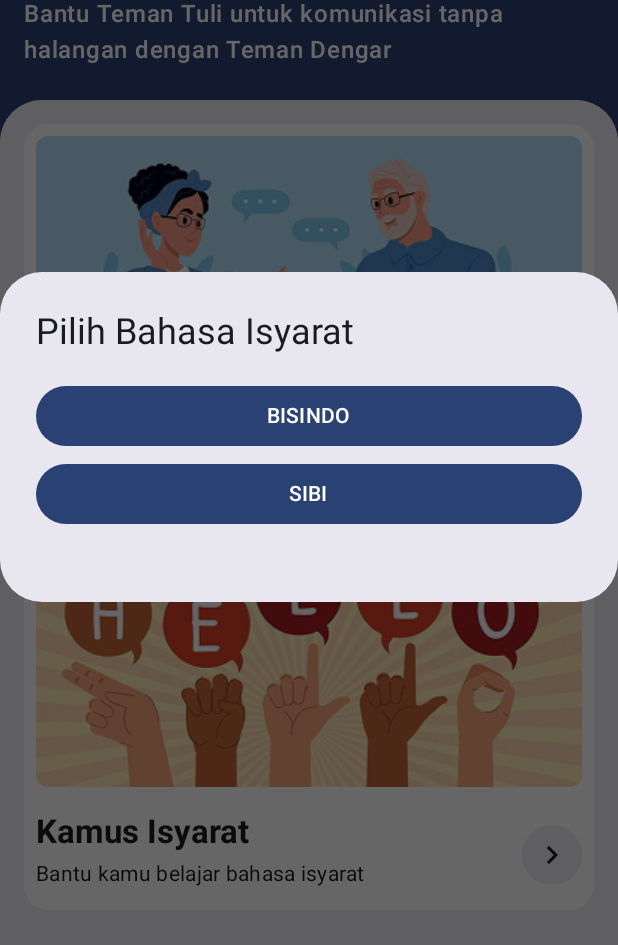
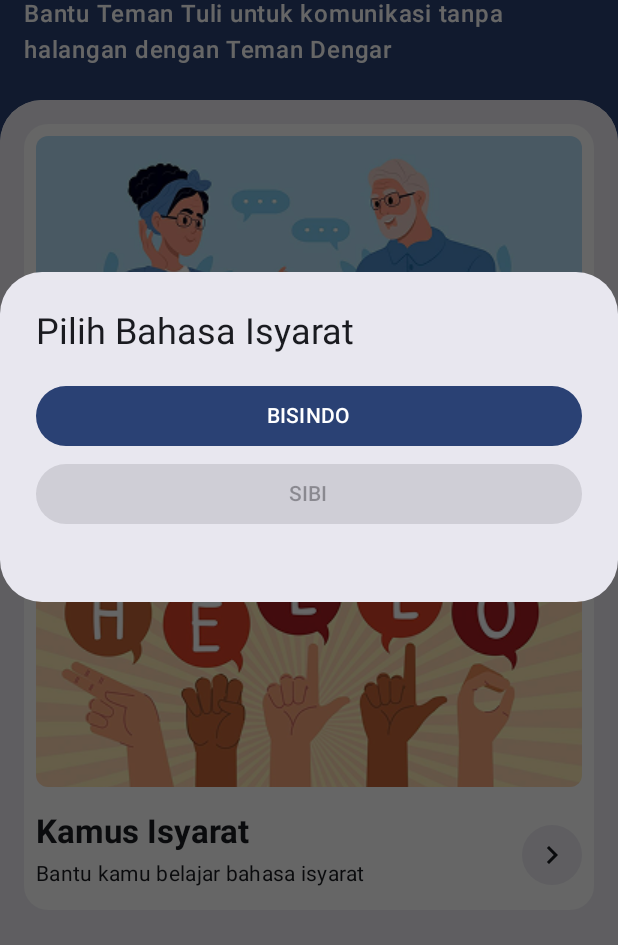
Before and after one commit to yosmisyael/icara, an Android app built with Jetpack Compose: the HomeScreen screen opened through its navigation route, after a tap on "Teman Komunikasi", on a phone screen of 412 x 824 dp, the part 181-1126 px from its top. Run offline under Robolectric (Android 15) with nearby library versions, the light colour scheme and no system bars.

Commit message:
feat: implement system dev info alert

```diff
--- a/app/src/main/java/com/example/icara/ui/components/SelectionDialog.kt
+++ b/app/src/main/java/com/example/icara/ui/components/SelectionDialog.kt
@@ -5,19 +5,25 @@ import androidx.compose.foundation.layout.Column
 import androidx.compose.foundation.layout.fillMaxWidth
 import androidx.compose.material3.AlertDialog
 import androidx.compose.material3.Button
+import androidx.compose.material3.ButtonDefaults
 import androidx.compose.material3.MaterialTheme
 import androidx.compose.material3.Text
 import androidx.compose.runtime.Composable
 import androidx.compose.ui.Modifier
-import androidx.compose.ui.tooling.preview.Preview
 import androidx.compose.ui.unit.dp
+
+
+sealed class DialogOption(val lang: String) {
+    data class Disabled(val opt: String) : DialogOption(opt)
+    data class Enabled(val opt: String) : DialogOption(opt)
+}
 
 @Composable
 fun SelectionDialog(
     onDismissRequest: () -> Unit,
-    onOptionSelected: (String) -> Unit,
+    onAction: (DialogOption) -> Unit,
     title: String,
-    options: List<String>
+    options: List<DialogOption>
 ) {
     AlertDialog(
         onDismissRequest = onDismissRequest,
@@ -31,29 +37,34 @@ fun SelectionDialog(
             Column (
                 verticalArrangement = Arrangement.spacedBy(4.dp)
             ) {
-                options.forEach { optionText ->
-                    Button(
-                        onClick = { onOptionSelected(optionText) },
-                        modifier = Modifier.fillMaxWidth()
-                    ) {
-                        Text(text = optionText)
+                options.forEach { option ->
+                    when (option) {
+                        is DialogOption.Enabled -> {
+                            Button(
+                                onClick = { onAction(option) },
+                                modifier = Modifier.fillMaxWidth(),
+                            ) {
+                                Text(text = option.lang)
+                            }
+                        }
+
+                        is DialogOption.Disabled -> {
+                            Button(
+                                onClick = { onAction(option) },
+                                modifier = Modifier.fillMaxWidth(),
+                                colors = ButtonDefaults.buttonColors(
+                                    containerColor = MaterialTheme.colorScheme.onSurface.copy(alpha = 0.12f),
+                                    contentColor = MaterialTheme.colorScheme.onSurface.copy(alpha = 0.38f)
+                                )
+                            ) {
+                                Text(text = option.lang)
+                            }
+                        }
                     }
                 }
             }
         },
-        // We don't need the default confirm/dismiss buttons for this design
         confirmButton = {},
         dismissButton = {}
     )
 }
-
-@Preview
-@Composable
-fun SelectionDialogPreview() {
-    SelectionDialog(
-        title = "Pilih Bahasa Isyarat",
-        options = listOf("BISINDO", "SIBI"),
-        onDismissRequest = {},
-        onOptionSelected = {},
-    )
-}
--- a/app/src/main/java/com/example/icara/ui/screens/home/HomeScreen.kt
+++ b/app/src/main/java/com/example/icara/ui/screens/home/HomeScreen.kt
@@ -18,7 +18,6 @@ import androidx.compose.ui.graphics.Color
 import androidx.compose.ui.layout.ContentScale
 import androidx.compose.ui.res.painterResource
 import androidx.compose.ui.text.font.FontWeight
-import androidx.compose.ui.tooling.preview.Preview
 import androidx.compose.ui.unit.dp
 import com.example.icara.R
 import androidx.compose.foundation.shape.CircleShape
@@ -31,6 +30,8 @@ import com.example.icara.ui.components.SelectionDialog
 import com.example.icara.viewmodels.HomeViewModel
 import androidx.compose.runtime.getValue
 import androidx.navigation.NavController
+import com.example.icara.ui.components.DialogOption
+import com.example.icara.ui.components.UnderDevelopmentDialog
 
 @Composable
 fun HomeScreen(
@@ -38,7 +39,8 @@ fun HomeScreen(
     viewModel: HomeViewModel = viewModel()
 ) {
     // Collect state from the ViewModel
-    val showDialog by viewModel.showLangDialog.collectAsState()
+    val showDialog by viewModel.showLangOptDialog.collectAsState()
+    val showSysDevDialog by viewModel.showSysDevDialog.collectAsState()
 
     // Listen for navigation events
     LaunchedEffect(Unit) {
@@ -50,18 +52,22 @@ fun HomeScreen(
     // Call the UI composable, passing state down and events up
     HomeScreenContent(
         showDialog = showDialog,
-        onNavigateTalk = { viewModel.onDialogTrigger() },
-        onDismissDialog = { viewModel.onDialogDismiss() },
-        onSelectDialogOpt = { viewModel.onLangSelected(it) },
-        onNavigateDictionary = { navController.navigate("dictionary") }
+        showSysDevDialog = showSysDevDialog,
+        onNavigateTalk = { viewModel.onClickLangOptDialog() },
+        onLangOptDialogDismiss = { viewModel.onDismissLangOptDialog() },
+        onSelectDialogOpt = { viewModel.onClickLangOpt(it) },
+        onNavigateDictionary = { navController.navigate("dictionary") },
+        onDismissSysDevDialog = { viewModel.onDismissSysDevDialog() }
     )
 }
 
 @Composable
 fun HomeScreenContent(
     showDialog: Boolean,
-    onDismissDialog: () -> Unit,
-    onSelectDialogOpt: (String) -> Unit,
+    showSysDevDialog: Boolean,
+    onDismissSysDevDialog: () -> Unit,
+    onLangOptDialogDismiss: () -> Unit,
+    onSelectDialogOpt: (DialogOption) -> Unit,
     onNavigateTalk: () -> Unit,
     onNavigateDictionary: () -> Unit,
 ) {
@@ -92,10 +98,17 @@ fun HomeScreenContent(
     if (showDialog) {
         SelectionDialog(
             title = "Pilih Bahasa Isyarat",
-            onDismissRequest = onDismissDialog,
-            onOptionSelected = onSelectDialogOpt,
-            options = listOf("BISINDO", "SIBI"),
+            onDismissRequest = onLangOptDialogDismiss,
+            options = listOf(
+                DialogOption.Enabled("BISINDO"),
+                DialogOption.Disabled("SIBI")
+            ),
+            onAction = onSelectDialogOpt
         )
+    }
+
+    if (showSysDevDialog) {
+        UnderDevelopmentDialog(onDismissSysDevDialog)
     }
 
     Box(
@@ -135,6 +148,7 @@ fun HomeScreenContent(
                 }
             }
         ) {
+            // main menu content
             paddingValues ->
             Column (
                 modifier = Modifier
@@ -259,15 +273,3 @@ fun MenuCard(
         }
     }
 }
-
-@Preview(showBackground = true)
-@Composable
-fun HomeScreenPreview() {
-    HomeScreenContent(
-        showDialog = false,
-        onSelectDialogOpt = {},
-        onDismissDialog = {},
-        onNavigateTalk = {},
-        onNavigateDictionary = {}
-    )
-}
--- a/app/src/main/java/com/example/icara/viewmodels/HomeViewModel.kt
+++ b/app/src/main/java/com/example/icara/viewmodels/HomeViewModel.kt
@@ -2,6 +2,7 @@ package com.example.icara.viewmodels
 
 import androidx.lifecycle.ViewModel
 import androidx.lifecycle.viewModelScope
+import com.example.icara.ui.components.DialogOption
 import kotlinx.coroutines.channels.Channel
 import kotlinx.coroutines.flow.MutableStateFlow
 import kotlinx.coroutines.flow.StateFlow
@@ -10,25 +11,38 @@ import kotlinx.coroutines.flow.receiveAsFlow
 import kotlinx.coroutines.launch
 
 class HomeViewModel: ViewModel() {
-    private val _showLangDialog = MutableStateFlow(false)
     private val _navigateToTalkScreen = Channel<String>()
     val navigateToTalkScreen = _navigateToTalkScreen.receiveAsFlow()
-    val showLangDialog: StateFlow<Boolean> = _showLangDialog.asStateFlow()
+    private val _showLangOptDialog = MutableStateFlow(false)
+    val showLangOptDialog: StateFlow<Boolean> = _showLangOptDialog.asStateFlow()
 
-    fun onDialogTrigger() {
-        _showLangDialog.value = true
+    private val _showSysDevDialog = MutableStateFlow(false)
+    val showSysDevDialog: StateFlow<Boolean> = _showSysDevDialog.asStateFlow()
+
+    fun onClickLangOptDialog() {
+        _showLangOptDialog.value = true
     }
 
-    fun onDialogDismiss() {
-        _showLangDialog.value = false
+    fun onDismissLangOptDialog() {
+        _showLangOptDialog.value = false
     }
 
+    fun onClickLangOpt(opt: DialogOption) {
+        _showLangOptDialog.value = false
 
-    fun onLangSelected(lang: String) {
-        _showLangDialog.value = false
-        viewModelScope.launch {
-            _navigateToTalkScreen.send(lang)
+        when (opt) {
+            is DialogOption.Enabled -> {
+                 viewModelScope.launch {
+                    _navigateToTalkScreen.send(opt.lang)
+                 }
+            }
+            is DialogOption.Disabled -> {
+                _showSysDevDialog.value = true
+            }
         }
     }
 
+    fun onDismissSysDevDialog() {
+        _showSysDevDialog.value = false
+    }
 }
```
Also changed, not shown: app/src/main/java/com/example/icara/ui/components/SignLanguageSelector.kt (+11 -0 lines).
